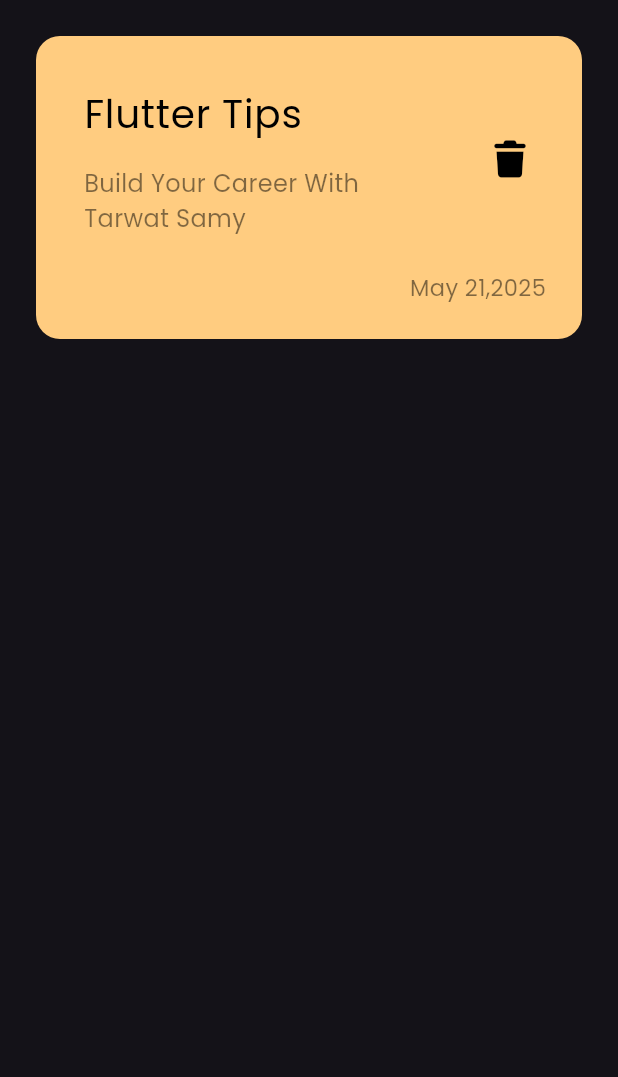
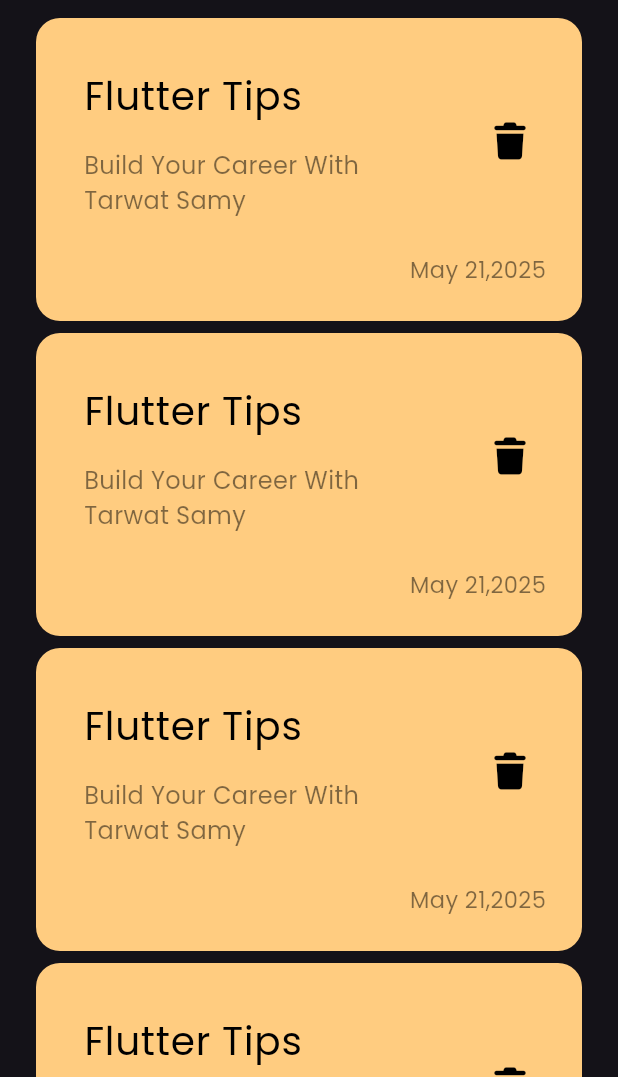
Before and after one commit to MoHa270xX/notesapp, a Flutter app: the screen it shows after launch, on a phone screen of 412 x 824 dp, the part 159-1236 px from its top. Run offline on Flutter 3.47's test engine with Material 3 defaults, Android fonts, the phone set to English and light mode, and no system bars; our stand-ins replace font_awesome_flutter.

Commit message:
create notes list view

```diff
--- a/lib/widgets/CustomAppBar.dart
+++ b/lib/widgets/CustomAppBar.dart
@@ -6,12 +6,15 @@ class CustomAppBar extends StatelessWidget {
 
   @override
   Widget build(BuildContext context) {
-    return Row(
-      children: const [
-        Text("Notes", style: TextStyle(fontSize: 26)),
-        Spacer(),
-        CustomIconSearch(),
-      ],
+    return Padding(
+      padding: const EdgeInsets.only(bottom: 8),
+      child: Row(
+        children: const [
+          Text("Notes", style: TextStyle(fontSize: 26)),
+          Spacer(),
+          CustomIconSearch(),
+        ],
+      ),
     );
   }
 }
--- /dev/null
+++ b/lib/widgets/Custom_NotesListVeiw.dart
@@ -0,0 +1,18 @@
+import 'package:flutter/material.dart';
+import 'package:noteapp/widgets/notesitem.dart';
+
+class NotesListView extends StatelessWidget {
+  const NotesListView({super.key});
+
+  @override
+  Widget build(BuildContext context) {
+    return ListView.builder(
+      itemBuilder: (context, index) {
+        return Padding(
+          padding: const EdgeInsets.symmetric(vertical: 4),
+          child: Notesitem(),
+        );
+      },
+    );
+  }
+}
--- a/lib/widgets/notesitem.dart
+++ b/lib/widgets/notesitem.dart
@@ -6,9 +6,7 @@ class Notesitem extends StatelessWidget {
 
   @override
   Widget build(BuildContext context) {
-    return Padding(
-      padding: const EdgeInsets.only(top: 24),
-      child: Container(
+    return Container(
       padding: EdgeInsets.only(top: 24, bottom: 24, left: 16),
       decoration: BoxDecoration(
         borderRadius: BorderRadius.circular(16),
@@ -57,7 +55,6 @@ class Notesitem extends StatelessWidget {
           ),
         ],
       ),
-      ),
     );
   }
 }
--- a/lib/widgets/notesviewbody.dart
+++ b/lib/widgets/notesviewbody.dart
@@ -1,7 +1,6 @@
 import 'package:flutter/material.dart';
 import 'package:noteapp/widgets/CustomAppBar.dart';
-
-import 'package:noteapp/widgets/notesitem.dart';
+import 'package:noteapp/widgets/Custom_NotesListVeiw.dart';
 
 class NotesViewbody extends StatelessWidget {
   const NotesViewbody({super.key});
@@ -11,7 +10,11 @@ class NotesViewbody extends StatelessWidget {
     return Padding(
       padding: const EdgeInsets.symmetric(horizontal: 24),
       child: Column(
-        children: const [SizedBox(height: 60), CustomAppBar(), Notesitem()],
+        children: const [
+          SizedBox(height: 60),
+          CustomAppBar(),
+          Expanded(child: NotesListView()),
+        ],
       ),
     );
   }
```
Lines whose indentation alone changed are shown as unchanged.
